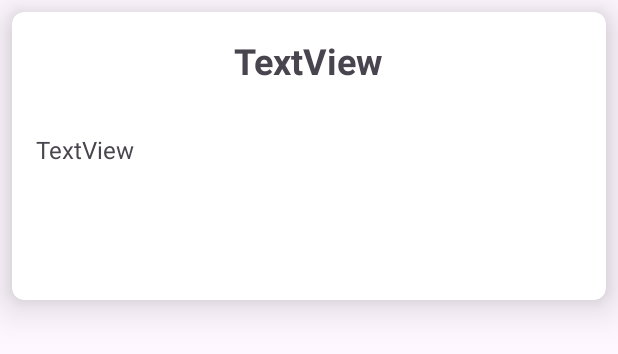
After one commit to carbon-ahs/android_RecyclerView, an Android app: the layout activity_single_contact.xml on its own in the app's theme, with its tools: preview values and no code run, on a phone screen of 412 x 824 dp. The commit adds this screen. Shown: the top 354 px of the screen. Run offline under Robolectric (Android 15) with nearby library versions, the phone set to English and light mode, and no system bars.

Commit message:
next screen working from indivisual items

```diff
--- a/app/src/main/AndroidManifest.xml
+++ b/app/src/main/AndroidManifest.xml
@@ -13,6 +13,9 @@
         android:theme="@style/Theme.RecyclerView"
         tools:targetApi="31">
         <activity
+            android:name=".SingleContact"
+            android:exported="false" />
+        <activity
             android:name=".MainActivity"
             android:exported="true">
             <intent-filter>
--- /dev/null
+++ b/app/src/main/res/layout/activity_single_contact.xml
@@ -0,0 +1,43 @@
+<?xml version="1.0" encoding="utf-8"?>
+<androidx.constraintlayout.widget.ConstraintLayout xmlns:android="http://schemas.android.com/apk/res/android"
+    xmlns:app="http://schemas.android.com/apk/res-auto"
+    xmlns:tools="http://schemas.android.com/tools"
+    android:id="@+id/main"
+    android:layout_width="match_parent"
+    android:layout_height="match_parent"
+    tools:context=".SingleContact">
+
+    <androidx.cardview.widget.CardView
+        android:layout_width="0dp"
+        android:layout_height="192dp"
+        android:layout_marginStart="8dp"
+        android:layout_marginTop="8dp"
+        android:layout_marginEnd="8dp"
+        app:cardCornerRadius="8dp"
+        app:cardElevation="16dp"
+        app:layout_constraintEnd_toEndOf="parent"
+        app:layout_constraintStart_toStartOf="parent"
+        app:layout_constraintTop_toTopOf="parent" >
+
+        <LinearLayout
+            android:layout_width="match_parent"
+            android:layout_height="match_parent"
+            android:orientation="vertical">
+
+            <TextView
+                android:id="@+id/card_nameTV"
+                android:text="TextView"
+                android:textSize="24sp"
+                android:textStyle="bold"
+                style="@style/card_text_style" />
+
+            <TextView
+                android:id="@+id/card_adressTV"
+                style="@style/card_text_style"
+                android:layout_width="match_parent"
+                android:layout_height="wrap_content"
+                android:text="TextView"
+                android:textSize="16sp" />
+        </LinearLayout>
+    </androidx.cardview.widget.CardView>
+</androidx.constraintlayout.widget.ConstraintLayout>
--- /dev/null
+++ b/app/src/main/res/values/styles.xml
@@ -0,0 +1,10 @@
+<?xml version="1.0" encoding="utf-8"?>
+<resources>
+
+    <style name="card_text_style">
+        <item name="android:layout_width">wrap_content</item>
+        <item name="android:layout_height">wrap_content</item>
+        <item name="android:layout_gravity">center</item>
+        <item name="android:layout_margin">16dp</item>
+    </style>
+</resources>
```
Also changed, not shown: app/src/main/java/com/axiagroups/recyclerview/SingleContact.java (added, +38 -0 lines), app/src/main/java/com/axiagroups/recyclerview/adapter/ContactAdapter.java (+17 -0 lines).
